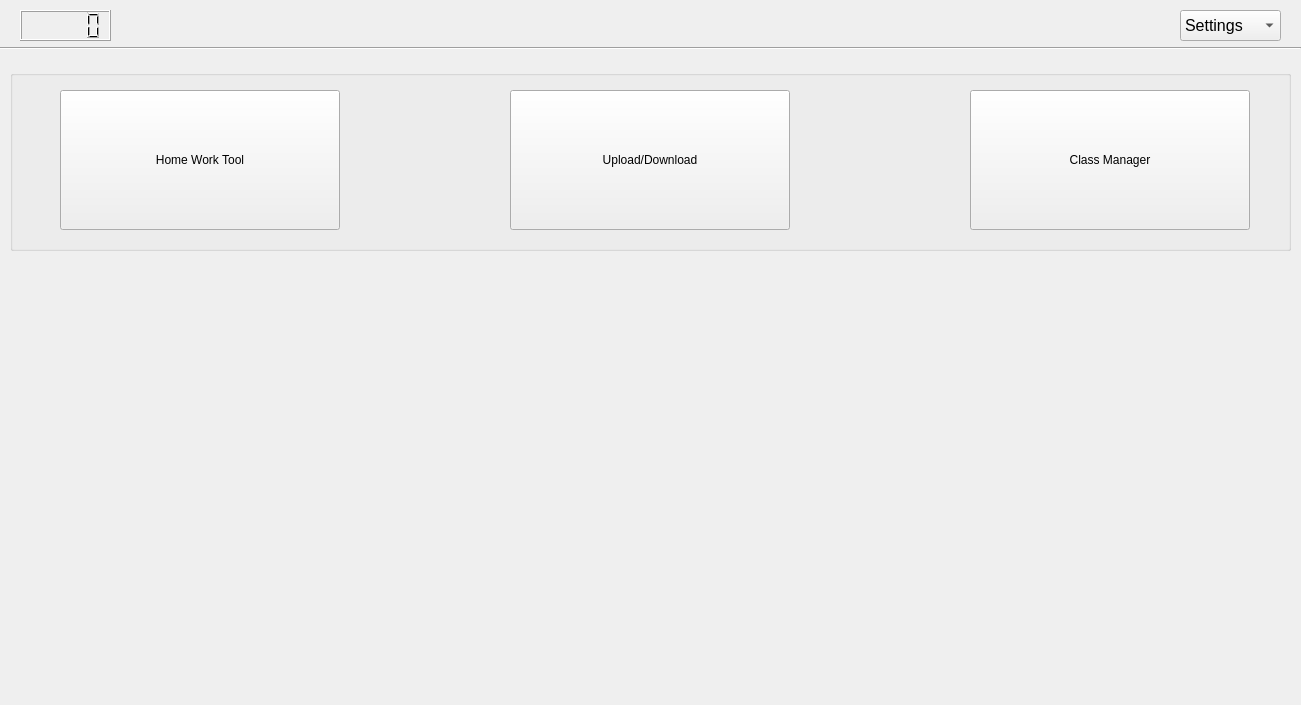
This is teacher.ui in dkithmal/BinduProjectTeacher as Qt 5 draws it before an edit. The edited form follows.
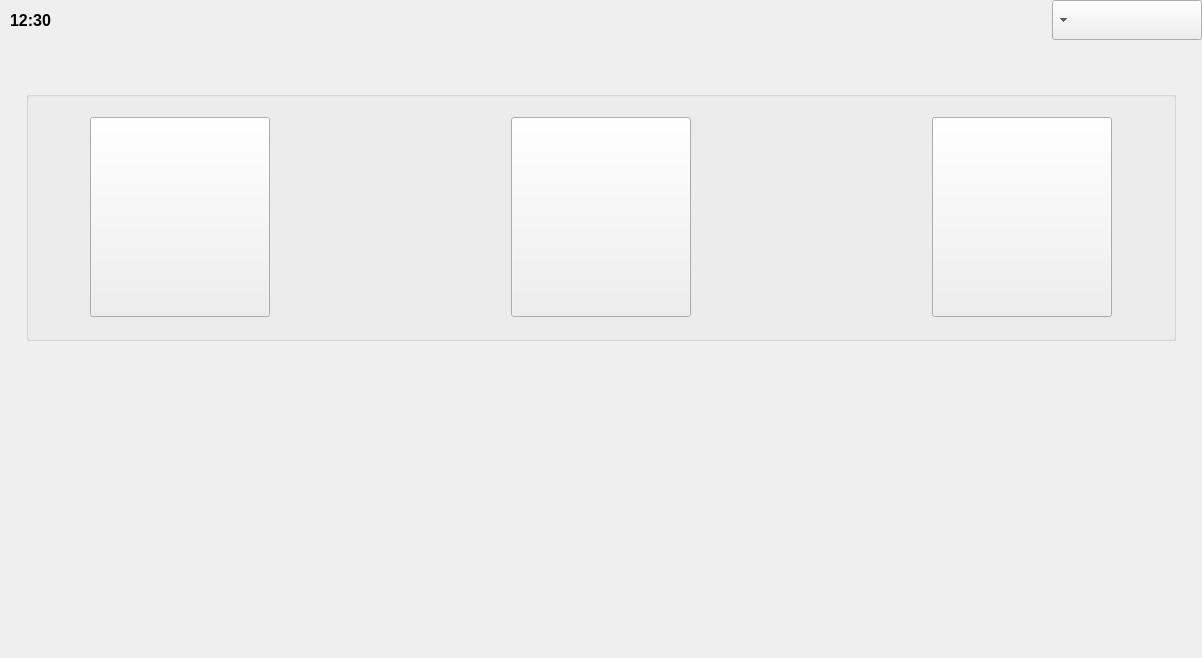
This is the edited form.

Commit message: teacher dekstop creation done

Diff of the .ui file:
```diff
--- a/teacher.ui
+++ b/teacher.ui
@@ -6,123 +6,376 @@
    <rect>
     <x>0</x>
     <y>0</y>
-    <width>1301</width>
-    <height>705</height>
+    <width>1202</width>
+    <height>658</height>
    </rect>
   </property>
+  <property name="font">
+   <font>
+    <pointsize>20</pointsize>
+   </font>
+  </property>
   <property name="windowTitle">
    <string>Teacher</string>
   </property>
-  <widget class="Line" name="line">
-   <property name="geometry">
-    <rect>
-     <x>0</x>
-     <y>40</y>
-     <width>1301</width>
-     <height>16</height>
-    </rect>
+  <layout class="QGridLayout" name="gridLayout">
+   <property name="leftMargin">
+    <number>0</number>
    </property>
-   <property name="orientation">
-    <enum>Qt::Horizontal</enum>
+   <property name="topMargin">
+    <number>0</number>
    </property>
-  </widget>
-  <widget class="QGroupBox" name="groupBox">
-   <property name="geometry">
-    <rect>
-     <x>10</x>
-     <y>70</y>
-     <width>1281</width>
-     <height>181</height>
-    </rect>
+   <property name="rightMargin">
+    <number>0</number>
    </property>
-   <property name="title">
-    <string/>
+   <property name="bottomMargin">
+    <number>0</number>
    </property>
-   <widget class="QPushButton" name="pBHomeWork">
-    <property name="geometry">
-     <rect>
-      <x>50</x>
-      <y>20</y>
-      <width>280</width>
-      <height>140</height>
-     </rect>
-    </property>
-    <property name="text">
-     <string>Home Work Tool</string>
-    </property>
-   </widget>
-   <widget class="QPushButton" name="pBUpload">
-    <property name="geometry">
-     <rect>
-      <x>500</x>
-      <y>20</y>
-      <width>280</width>
-      <height>140</height>
-     </rect>
-    </property>
-    <property name="text">
-     <string>Upload/Download</string>
-    </property>
-   </widget>
-   <widget class="QPushButton" name="pBManager">
-    <property name="geometry">
-     <rect>
-      <x>960</x>
-      <y>20</y>
-      <width>280</width>
-      <height>140</height>
-     </rect>
-    </property>
-    <property name="text">
-     <string>Class Manager</string>
-    </property>
-   </widget>
-  </widget>
-  <widget class="QComboBox" name="cBSettings">
-   <property name="geometry">
-    <rect>
-     <x>1180</x>
-     <y>10</y>
-     <width>101</width>
-     <height>31</height>
-    </rect>
+   <property name="spacing">
+    <number>0</number>
    </property>
-   <property name="font">
-    <font>
-     <pointsize>12</pointsize>
-    </font>
-   </property>
-   <item>
-    <property name="text">
-     <string>Settings</string>
-    </property>
+   <item row="0" column="0">
+    <widget class="QWidget" name="wMainWidget" native="true">
+     <layout class="QGridLayout" name="gridLayout_4">
+      <property name="leftMargin">
+       <number>0</number>
+      </property>
+      <property name="topMargin">
+       <number>0</number>
+      </property>
+      <property name="rightMargin">
+       <number>0</number>
+      </property>
+      <property name="bottomMargin">
+       <number>0</number>
+      </property>
+      <property name="spacing">
+       <number>0</number>
+      </property>
+      <item row="0" column="0">
+       <widget class="QWidget" name="wHeader" native="true">
+        <property name="minimumSize">
+         <size>
+          <width>1200</width>
+          <height>40</height>
+         </size>
+        </property>
+        <property name="maximumSize">
+         <size>
+          <width>16777215</width>
+          <height>40</height>
+         </size>
+        </property>
+        <property name="font">
+         <font>
+          <pointsize>12</pointsize>
+         </font>
+        </property>
+        <layout class="QGridLayout" name="gridLayout_5">
+         <property name="leftMargin">
+          <number>0</number>
+         </property>
+         <property name="topMargin">
+          <number>0</number>
+         </property>
+         <property name="rightMargin">
+          <number>0</number>
+         </property>
+         <property name="bottomMargin">
+          <number>0</number>
+         </property>
+         <property name="spacing">
+          <number>0</number>
+         </property>
+         <item row="0" column="3">
+          <widget class="QComboBox" name="cBSettings">
+           <property name="minimumSize">
+            <size>
+             <width>150</width>
+             <height>40</height>
+            </size>
+           </property>
+           <property name="maximumSize">
+            <size>
+             <width>150</width>
+             <height>40</height>
+            </size>
+           </property>
+           <property name="font">
+            <font>
+             <pointsize>15</pointsize>
+             <weight>50</weight>
+             <bold>false</bold>
+            </font>
+           </property>
+           <property name="layoutDirection">
+            <enum>Qt::RightToLeft</enum>
+           </property>
+           <property name="sizeAdjustPolicy">
+            <enum>QComboBox::AdjustToMinimumContentsLengthWithIcon</enum>
+           </property>
+           <item>
+            <property name="text">
+             <string/>
+            </property>
+           </item>
+           <item>
+            <property name="text">
+             <string>Administration</string>
+            </property>
+           </item>
+           <item>
+            <property name="text">
+             <string>Add Subject</string>
+            </property>
+           </item>
+           <item>
+            <property name="text">
+             <string>Shut Down</string>
+            </property>
+           </item>
+          </widget>
+         </item>
+         <item row="0" column="1">
+          <widget class="QLabel" name="lClock">
+           <property name="minimumSize">
+            <size>
+             <width>50</width>
+             <height>40</height>
+            </size>
+           </property>
+           <property name="maximumSize">
+            <size>
+             <width>50</width>
+             <height>40</height>
+            </size>
+           </property>
+           <property name="font">
+            <font>
+             <pointsize>12</pointsize>
+             <weight>75</weight>
+             <bold>true</bold>
+            </font>
+           </property>
+           <property name="text">
+            <string>12:30</string>
+           </property>
+          </widget>
+         </item>
+         <item row="0" column="2">
+          <spacer name="horizontalSpacer">
+           <property name="orientation">
+            <enum>Qt::Horizontal</enum>
+           </property>
+           <property name="sizeHint" stdset="0">
+            <size>
+             <width>40</width>
+             <height>20</height>
+            </size>
+           </property>
+          </spacer>
+         </item>
+         <item row="0" column="0">
+          <spacer name="horizontalSpacer_8">
+           <property name="orientation">
+            <enum>Qt::Horizontal</enum>
+           </property>
+           <property name="sizeType">
+            <enum>QSizePolicy::Minimum</enum>
+           </property>
+           <property name="sizeHint" stdset="0">
+            <size>
+             <width>10</width>
+             <height>20</height>
+            </size>
+           </property>
+          </spacer>
+         </item>
+        </layout>
+       </widget>
+      </item>
+      <item row="1" column="0">
+       <widget class="QWidget" name="wBody" native="true">
+        <property name="font">
+         <font>
+          <pointsize>15</pointsize>
+         </font>
+        </property>
+        <layout class="QGridLayout" name="gridLayout_6">
+         <item row="2" column="1">
+          <spacer name="verticalSpacer">
+           <property name="orientation">
+            <enum>Qt::Vertical</enum>
+           </property>
+           <property name="sizeHint" stdset="0">
+            <size>
+             <width>20</width>
+             <height>40</height>
+            </size>
+           </property>
+          </spacer>
+         </item>
+         <item row="1" column="2">
+          <spacer name="horizontalSpacer_3">
+           <property name="orientation">
+            <enum>Qt::Horizontal</enum>
+           </property>
+           <property name="sizeHint" stdset="0">
+            <size>
+             <width>40</width>
+             <height>20</height>
+            </size>
+           </property>
+          </spacer>
+         </item>
+         <item row="1" column="0">
+          <spacer name="horizontalSpacer_2">
+           <property name="orientation">
+            <enum>Qt::Horizontal</enum>
+           </property>
+           <property name="sizeHint" stdset="0">
+            <size>
+             <width>40</width>
+             <height>20</height>
+            </size>
+           </property>
+          </spacer>
+         </item>
+         <item row="1" column="1">
+          <widget class="QGroupBox" name="groupBox">
+           <property name="minimumSize">
+            <size>
+             <width>1150</width>
+             <height>250</height>
+            </size>
+           </property>
+           <property name="title">
+            <string/>
+           </property>
+           <layout class="QGridLayout" name="gridLayout_7">
+            <item row="0" column="5">
+             <widget class="QPushButton" name="pBManager">
+              <property name="minimumSize">
+               <size>
+                <width>180</width>
+                <height>200</height>
+               </size>
+              </property>
+              <property name="text">
+               <string/>
+              </property>
+             </widget>
+            </item>
+            <item row="0" column="2">
+             <spacer name="horizontalSpacer_5">
+              <property name="orientation">
+               <enum>Qt::Horizontal</enum>
+              </property>
+              <property name="sizeHint" stdset="0">
+               <size>
+                <width>40</width>
+                <height>20</height>
+               </size>
+              </property>
+             </spacer>
+            </item>
+            <item row="0" column="0">
+             <spacer name="horizontalSpacer_4">
+              <property name="orientation">
+               <enum>Qt::Horizontal</enum>
+              </property>
+              <property name="sizeType">
+               <enum>QSizePolicy::Minimum</enum>
+              </property>
+              <property name="sizeHint" stdset="0">
+               <size>
+                <width>50</width>
+                <height>20</height>
+               </size>
+              </property>
+             </spacer>
+            </item>
+            <item row="0" column="3">
+             <widget class="QPushButton" name="pBUpload">
+              <property name="minimumSize">
+               <size>
+                <width>180</width>
+                <height>200</height>
+               </size>
+              </property>
+              <property name="text">
+               <string/>
+              </property>
+             </widget>
+            </item>
+            <item row="0" column="4">
+             <spacer name="horizontalSpacer_6">
+              <property name="orientation">
+               <enum>Qt::Horizontal</enum>
+              </property>
+              <property name="sizeHint" stdset="0">
+               <size>
+                <width>40</width>
+                <height>20</height>
+               </size>
+              </property>
+             </spacer>
+            </item>
+            <item row="0" column="1">
+             <widget class="QPushButton" name="pBHomeWork">
+              <property name="minimumSize">
+               <size>
+                <width>180</width>
+                <height>200</height>
+               </size>
+              </property>
+              <property name="text">
+               <string/>
+              </property>
+             </widget>
+            </item>
+            <item row="0" column="6">
+             <spacer name="horizontalSpacer_7">
+              <property name="orientation">
+               <enum>Qt::Horizontal</enum>
+              </property>
+              <property name="sizeType">
+               <enum>QSizePolicy::Minimum</enum>
+              </property>
+              <property name="sizeHint" stdset="0">
+               <size>
+                <width>50</width>
+                <height>20</height>
+               </size>
+              </property>
+             </spacer>
+            </item>
+           </layout>
+          </widget>
+         </item>
+         <item row="0" column="1">
+          <spacer name="verticalSpacer_2">
+           <property name="orientation">
+            <enum>Qt::Vertical</enum>
+           </property>
+           <property name="sizeType">
+            <enum>QSizePolicy::Minimum</enum>
+           </property>
+           <property name="sizeHint" stdset="0">
+            <size>
+             <width>20</width>
+             <height>40</height>
+            </size>
+           </property>
+          </spacer>
+         </item>
+        </layout>
+       </widget>
+      </item>
+     </layout>
+    </widget>
    </item>
-   <item>
-    <property name="text">
-     <string>Admistration</string>
-    </property>
-   </item>
-   <item>
-    <property name="text">
-     <string>Add Subject</string>
-    </property>
-   </item>
-   <item>
-    <property name="text">
-     <string>ShutDown</string>
-    </property>
-   </item>
-  </widget>
-  <widget class="QLCDNumber" name="lcdNClock">
-   <property name="geometry">
-    <rect>
-     <x>20</x>
-     <y>10</y>
-     <width>91</width>
-     <height>31</height>
-    </rect>
-   </property>
-  </widget>
+  </layout>
  </widget>
  <layoutdefault spacing="6" margin="11"/>
  <resources/>
```
Left out of the diff: 6 changed lines with no effect on the pictures. The commit also changes 70 other files.
